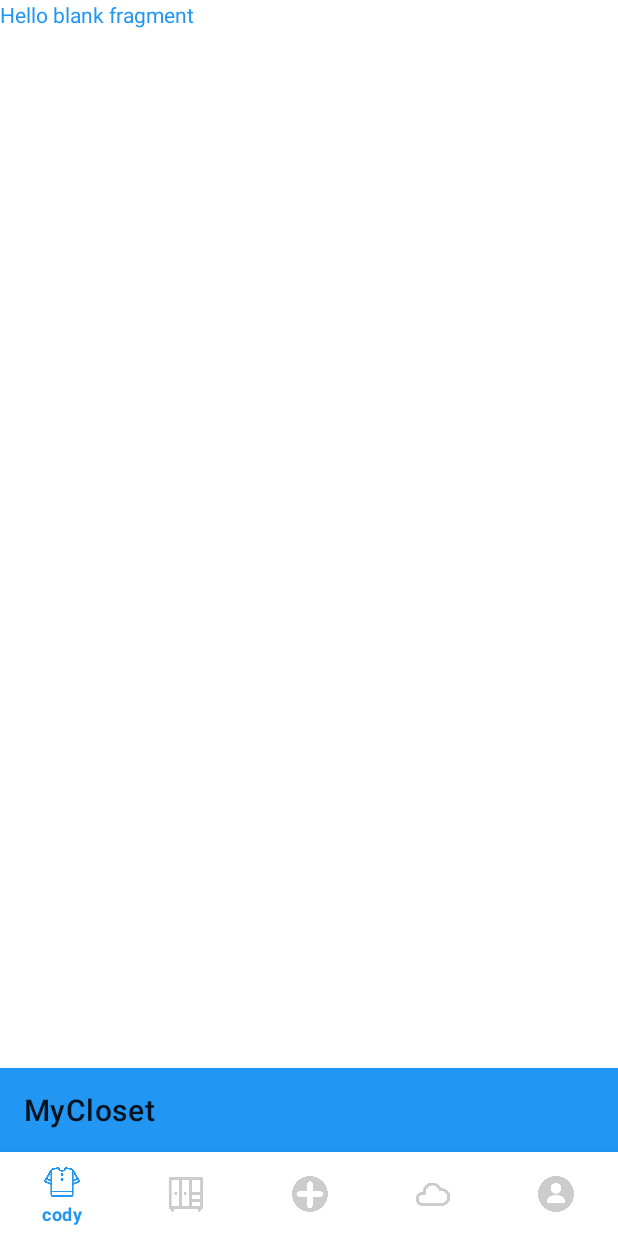
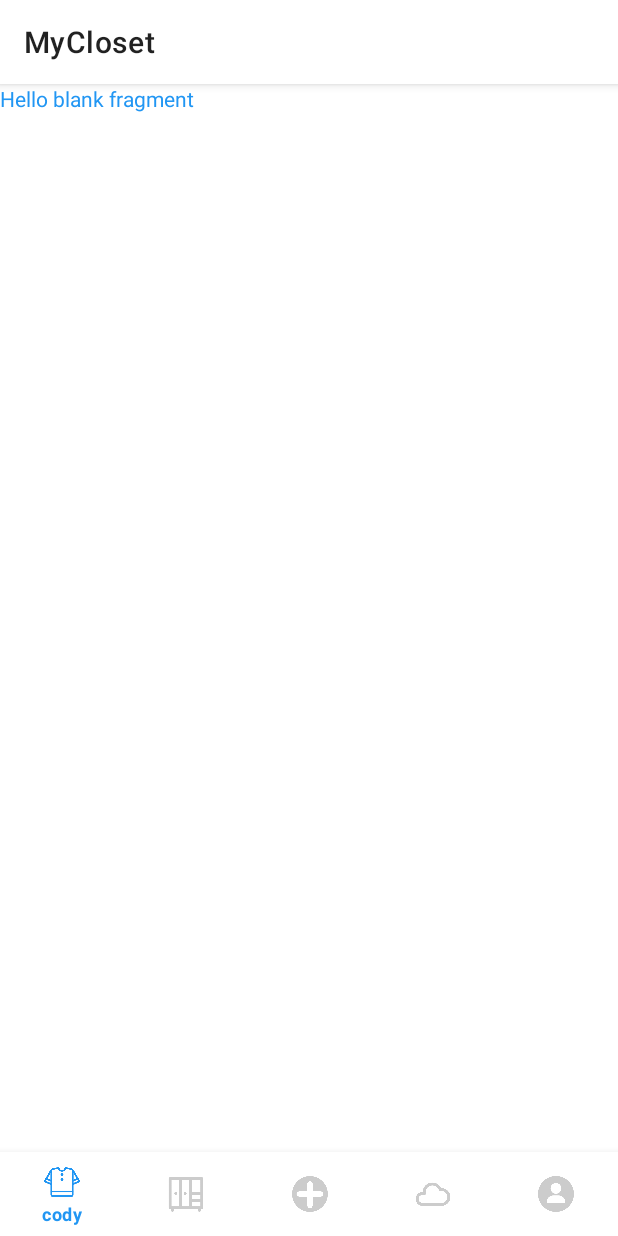
Before and after one commit to kwaksj329/MyCloset, an Android app: the screen it shows after launch (MainActivity), on a phone screen of 412 x 824 dp. Run offline under Robolectric (Android 15) with nearby library versions, the phone set to English and light mode, and no system bars.

Commit message:
fix: toolbar on top & white

```diff
--- a/app/src/main/res/layout/activity_main.xml
+++ b/app/src/main/res/layout/activity_main.xml
@@ -11,16 +11,17 @@
         android:layout_width="match_parent"
         android:layout_height="wrap_content"
         android:orientation="vertical"
-        android:layout_weight="1" />
+        android:layout_weight="1" >
 
         <androidx.appcompat.widget.Toolbar
             android:id="@+id/my_toolbar"
             android:layout_width="match_parent"
             android:layout_height="?attr/actionBarSize"
-        android:background="?attr/colorPrimary"
+            android:background="@android:color/white"
             android:elevation="4dp"
             android:theme="@style/ThemeOverlay.AppCompat.ActionBar"
-        app:popupTheme="@style/ThemeOverlay.AppCompat.Light"/>
+            app:popupTheme="@style/ThemeOverlay.AppCompat.Light" />
+    </LinearLayout>
 
     <com.google.android.material.bottomnavigation.BottomNavigationView
         android:id="@+id/bottomNavigationView"
```
Lines whose indentation alone changed are shown as unchanged.
